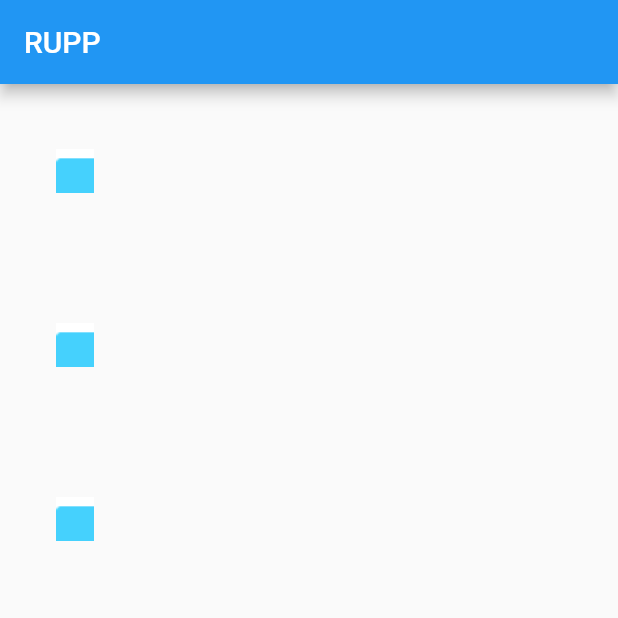
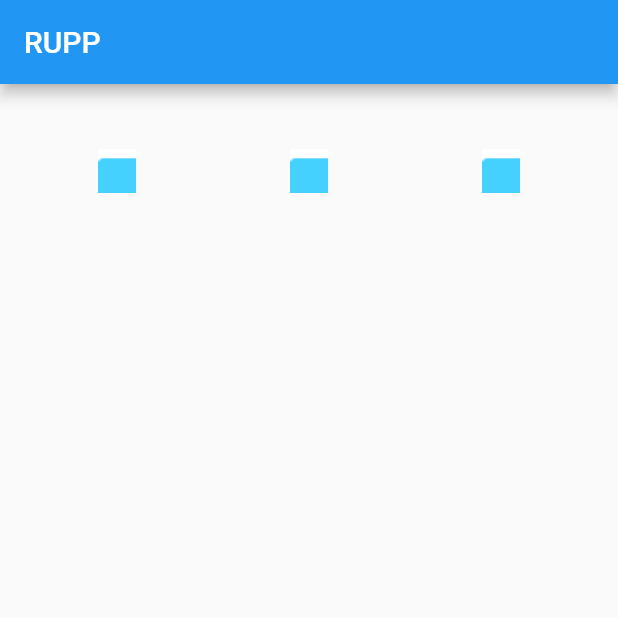
Before and after one commit to ChhailengTim/Basic_Flutter, a Flutter app: the screen it shows after launch, on a phone screen of 412 x 824 dp, the top half of it. Run offline on Flutter 3.47's test engine with Material 2 defaults, Android fonts, the phone set to English and light mode, and no system bars.

Commit message:
Update full screen

```diff
--- a/button_flutter/lib/main.dart
+++ b/button_flutter/lib/main.dart
@@ -32,7 +32,8 @@ class MyApp extends StatelessWidget {
               ],
             )));
             */
-                Column(
+                Row(
+              mainAxisAlignment: MainAxisAlignment.spaceEvenly,
               children: <Widget>[
                 Image.asset("images/flutter.png", width: 100.0),
                 Image.asset("images/flutter.png", width: 100.0),
```
